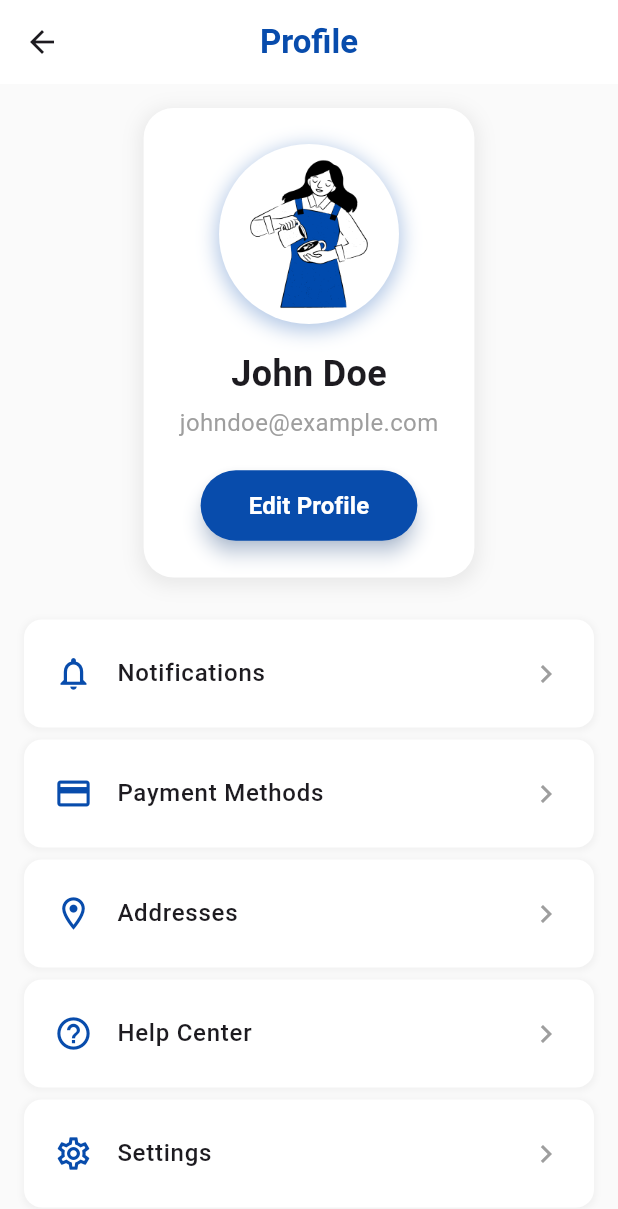
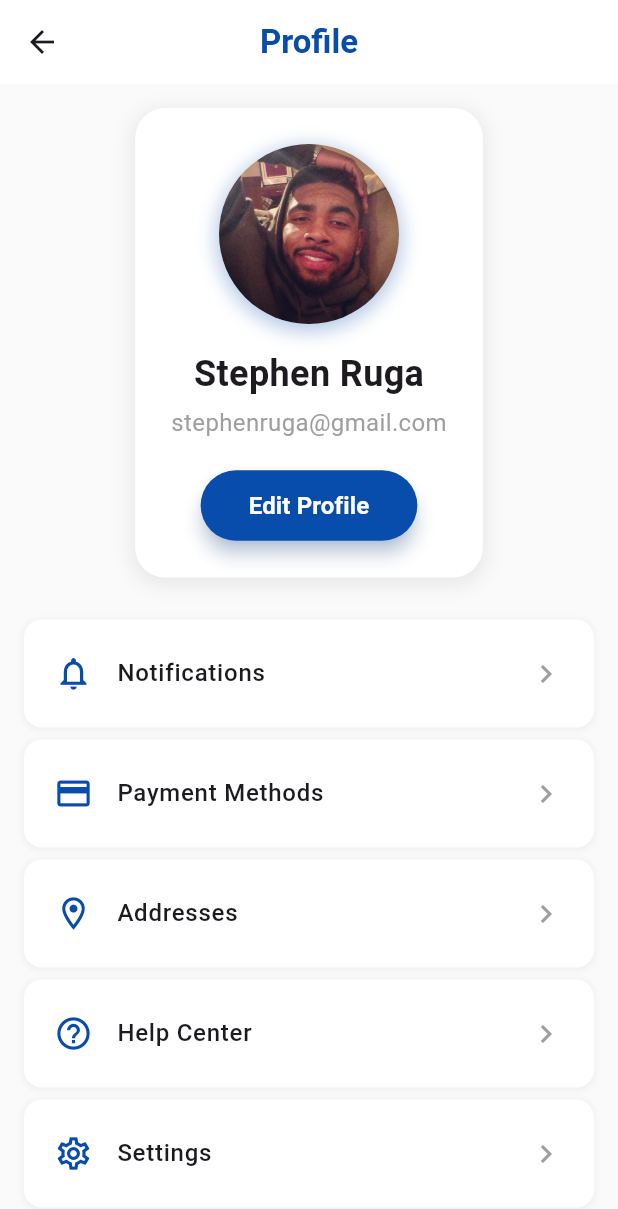
Before and after one commit to rugazine/Campaign-Coffee, a Flutter app: the ProfilePage screen opened by its route, on a phone screen of 412 x 824 dp. Shown: the top 1209 px of the screen. Run offline on Flutter 3.47's test engine with Material 3 defaults, Android fonts, the phone set to English and light mode, and no system bars; our stand-ins replace flutter_svg, get; Roboto replaces fonts that are missing (Poppins).

Commit message:
style: [RZ] styling profile page

```diff
--- a/lib/pages/profile/profile_page.dart
+++ b/lib/pages/profile/profile_page.dart
@@ -89,12 +89,12 @@ class ProfilePage extends StatelessWidget {
                     child: const CircleAvatar(
                       radius: 60,
                       backgroundColor: Colors.white,
-                      backgroundImage: AssetImage('assets/images/barista.png'),
+                      backgroundImage: AssetImage('assets/images/kyrie.jpg'),
                     ),
                   ),
                   const SizedBox(height: 16),
                   const Text(
-                    'John Doe',
+                    'Stephen Ruga',
                     style: TextStyle(
                       fontSize: 24,
                       fontWeight: FontWeight.bold,
@@ -103,7 +103,7 @@ class ProfilePage extends StatelessWidget {
                   ),
                   const SizedBox(height: 4),
                   const Text(
-                    'johndoe@example.com',
+                    'stephenruga@gmail.com',
                     style: TextStyle(
                       fontSize: 16,
                       color: Colors.grey,
```
Also changed, not shown: assets/images/kyrie.jpg (added).
